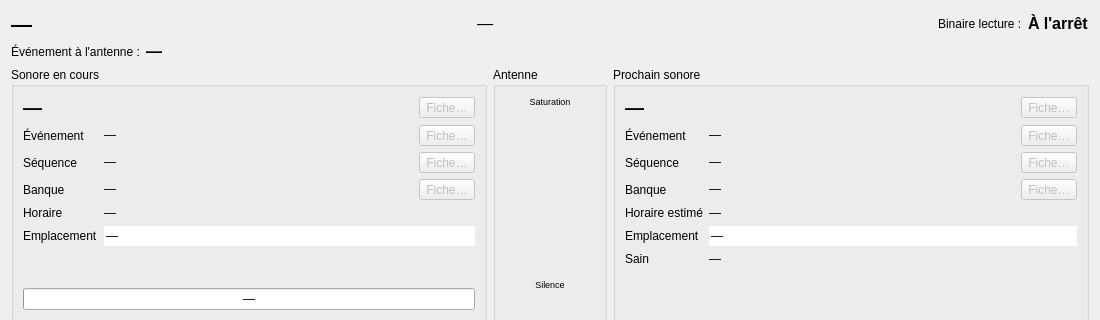
Qt form src/machincast/interface/ui/ecran_par_defaut.ui (dascritch/machincast) before a commit; both pictures show x 0 to 1100 and y 0 to 320 of the 1100 by 760 pixel window.
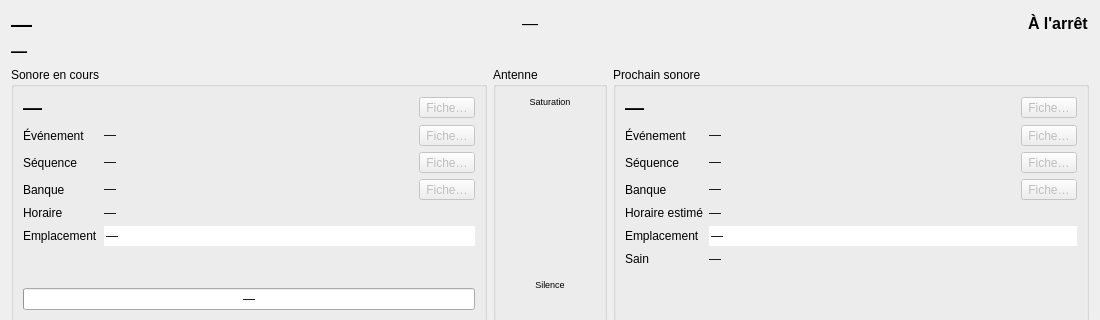
The same form after that commit. Icons and pictures are not drawn.

Commit message:
feat(interface): l'accueil montre l'état et l'événement à l'antenne sans intitulé
Sans ticket : demandé avec https://github.com/dascritch/machincast/issues/191
Ajustements sur le VU-mètre de l'écran d'accueil

Claude-Session: https://claude.ai/code/session_01KaPegkCQoT3k3oMgjXGsiv

```diff
--- a/src/machincast/interface/ui/ecran_par_defaut.ui
+++ b/src/machincast/interface/ui/ecran_par_defaut.ui
@@ -15,7 +15,7 @@
   </property>
   <layout class="QVBoxLayout" name="disposition">
    <item>
-    <layout class="QHBoxLayout" name="bandeau" stretch="0,1,0,0">
+    <layout class="QHBoxLayout" name="bandeau" stretch="0,1,0">
      <item>
       <widget class="QLabel" name="heure">
        <property name="font">
@@ -56,13 +56,6 @@
        </property>
       </widget>
      </item>
-     <item>
-      <widget class="QLabel" name="intitule_etat_lecture">
-       <property name="text">
-        <string>Binaire lecture :</string>
-       </property>
-      </widget>
-     </item>
      <item>
       <widget class="QLabel" name="etat_lecture">
        <property name="font">
@@ -81,14 +74,7 @@
     </layout>
    </item>
    <item>
-    <layout class="QHBoxLayout" name="ligne_evenement_antenne" stretch="0,1">
-     <item>
-      <widget class="QLabel" name="intitule_evenement_antenne">
-       <property name="text">
-        <string>Événement à l'antenne :</string>
-       </property>
-      </widget>
-     </item>
+    <layout class="QHBoxLayout" name="ligne_evenement_antenne" stretch="1">
      <item>
       <widget class="QLabel" name="evenement_antenne">
        <property name="font">
```
Left out of the diff: 6 changed lines with no effect on the pictures. The commit also changes 5 other files.
